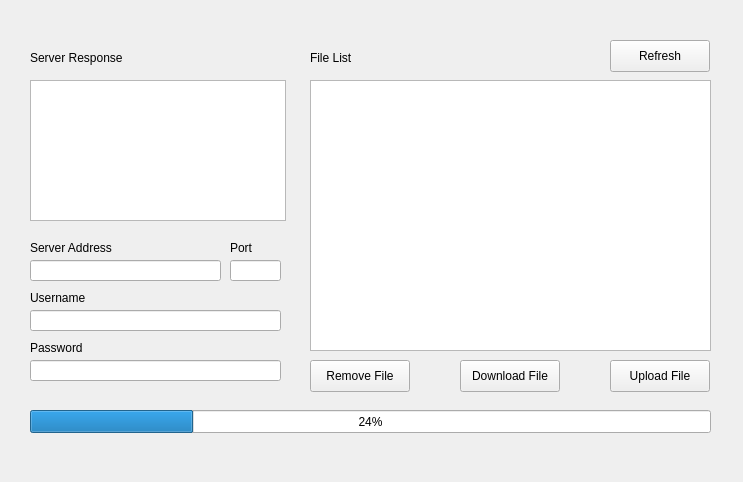
Old version of the form mainwindow.ui in the repository nikoladragomirovic/ftp-buddy.
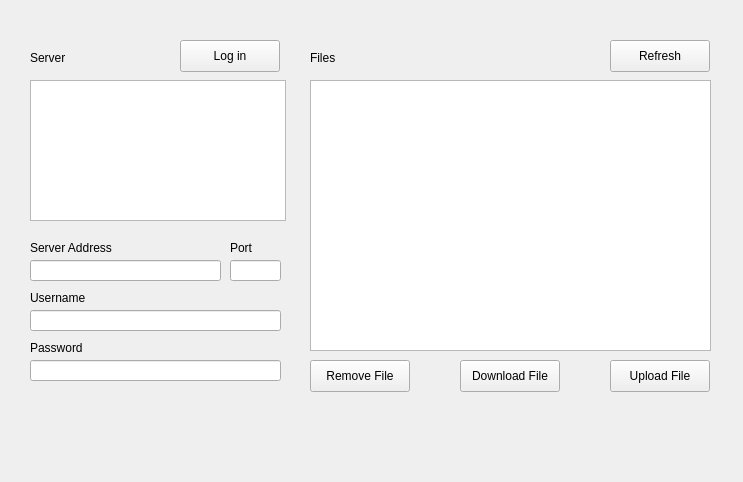
New version of the form.

Commit message: Separated pasv from login, added login button

Patch:
```diff
--- a/mainwindow.ui
+++ b/mainwindow.ui
@@ -82,7 +82,7 @@
      </rect>
     </property>
     <property name="text">
-     <string>Server Response</string>
+     <string>Server</string>
     </property>
    </widget>
    <widget class="QLabel" name="label_2">
@@ -95,7 +95,7 @@
      </rect>
     </property>
     <property name="text">
-     <string>File List</string>
+     <string>Files</string>
     </property>
    </widget>
    <widget class="QListWidget" name="file_list">
@@ -203,19 +203,6 @@
      <string>Port</string>
     </property>
    </widget>
-   <widget class="QProgressBar" name="progress">
-    <property name="geometry">
-     <rect>
-      <x>30</x>
-      <y>410</y>
-      <width>681</width>
-      <height>23</height>
-     </rect>
-    </property>
-    <property name="value">
-     <number>24</number>
-    </property>
-   </widget>
    <widget class="QPushButton" name="button_remove">
     <property name="geometry">
      <rect>
@@ -229,6 +216,19 @@
      <string>Remove File</string>
     </property>
    </widget>
+   <widget class="QPushButton" name="button_login">
+    <property name="geometry">
+     <rect>
+      <x>180</x>
+      <y>40</y>
+      <width>100</width>
+      <height>32</height>
+     </rect>
+    </property>
+    <property name="text">
+     <string>Log in</string>
+    </property>
+   </widget>
   </widget>
  </widget>
  <resources/>
```
The commit also changes 4 other files.
